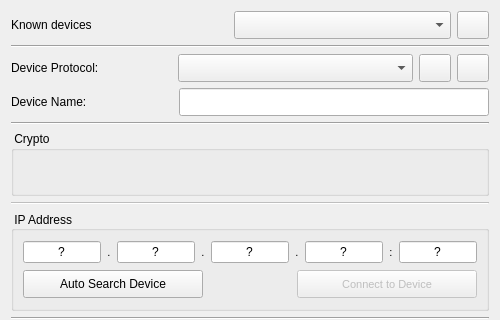
Above: src/ui/deviceconnector.ui from AceOfSnakes/NetRC before the change; both pictures show x 0 to 500 and y 0 to 320 of the 500 by 540 pixel window. Below: the same form after it.
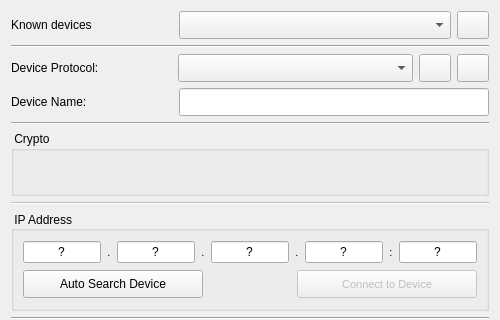
That is the form after the change. Icons and pictures are not drawn.

```diff
--- a/src/ui/deviceconnector.ui
+++ b/src/ui/deviceconnector.ui
@@ -343,15 +343,21 @@
      </item>
      <item>
       <widget class="QComboBox" name="knownDevicesComboBox">
+       <property name="sizePolicy">
+        <sizepolicy hsizetype="Fixed" vsizetype="Fixed">
+         <horstretch>0</horstretch>
+         <verstretch>0</verstretch>
+        </sizepolicy>
+       </property>
        <property name="minimumSize">
         <size>
-         <width>0</width>
+         <width>272</width>
          <height>28</height>
         </size>
        </property>
        <property name="maximumSize">
         <size>
-         <width>16777215</width>
+         <width>272</width>
          <height>28</height>
         </size>
        </property>
```
